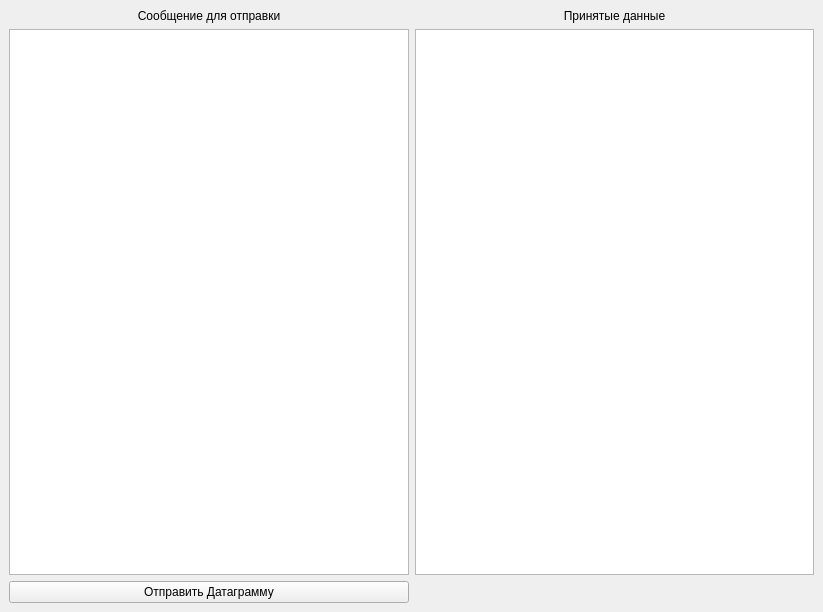
This is lesson9/mainwindow.ui in YVA91/QT as Qt 5 draws it before an edit. The edited form follows.
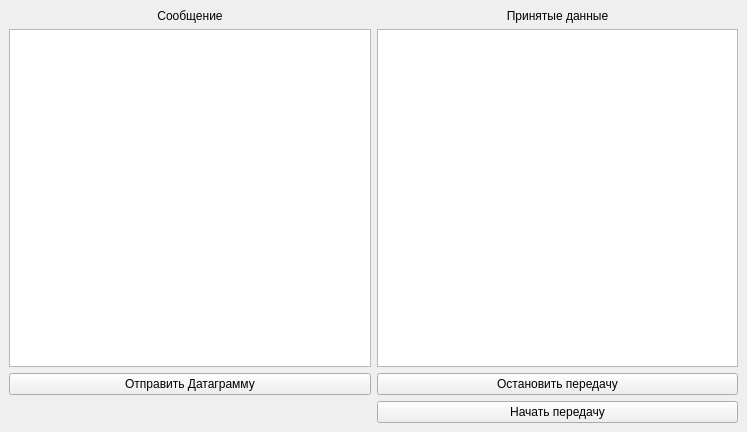
This is the edited form.

```diff
--- a/lesson9/mainwindow.ui
+++ b/lesson9/mainwindow.ui
@@ -6,42 +6,22 @@
    <rect>
     <x>0</x>
     <y>0</y>
-    <width>823</width>
-    <height>612</height>
+    <width>747</width>
+    <height>432</height>
    </rect>
   </property>
   <property name="windowTitle">
    <string>MainWindow</string>
   </property>
   <widget class="QWidget" name="centralwidget">
-   <layout class="QGridLayout" name="gridLayout_2">
-    <item row="0" column="0">
+   <layout class="QHBoxLayout" name="horizontalLayout">
+    <item>
      <layout class="QGridLayout" name="gridLayout">
-      <item row="1" column="1">
-       <widget class="QTextEdit" name="te_result"/>
-      </item>
-      <item row="0" column="0">
-       <widget class="QLabel" name="lb_receiveData_2">
-        <property name="text">
-         <string>Cообщение для отправки</string>
-        </property>
-        <property name="alignment">
-         <set>Qt::AlignCenter</set>
-        </property>
-       </widget>
-      </item>
       <item row="1" column="0">
        <widget class="QTextEdit" name="te_send"/>
       </item>
-      <item row="0" column="1">
-       <widget class="QLabel" name="lb_receiveData">
-        <property name="text">
-         <string>Принятые данные</string>
-        </property>
-        <property name="alignment">
-         <set>Qt::AlignCenter</set>
-        </property>
-       </widget>
+      <item row="1" column="1">
+       <widget class="QTextEdit" name="te_result"/>
       </item>
       <item row="2" column="0">
        <widget class="QPushButton" name="pb_send">
@@ -50,6 +30,40 @@
         </property>
        </widget>
       </item>
+      <item row="2" column="1">
+       <widget class="QPushButton" name="pb_stop">
+        <property name="text">
+         <string>Остановить передачу</string>
+        </property>
+       </widget>
+      </item>
+      <item row="3" column="1">
+       <widget class="QPushButton" name="pb_start">
+        <property name="text">
+         <string>Начать передачу</string>
+        </property>
+       </widget>
+      </item>
+      <item row="0" column="1">
+       <widget class="QLabel" name="lb_receiveData">
+        <property name="text">
+         <string>Принятые данные</string>
+        </property>
+        <property name="alignment">
+         <set>Qt::AlignCenter</set>
+        </property>
+       </widget>
+      </item>
+      <item row="0" column="0">
+       <widget class="QLabel" name="lb_mess">
+        <property name="text">
+         <string>Сообщение</string>
+        </property>
+        <property name="alignment">
+         <set>Qt::AlignCenter</set>
+        </property>
+       </widget>
+      </item>
      </layout>
     </item>
    </layout>
```
